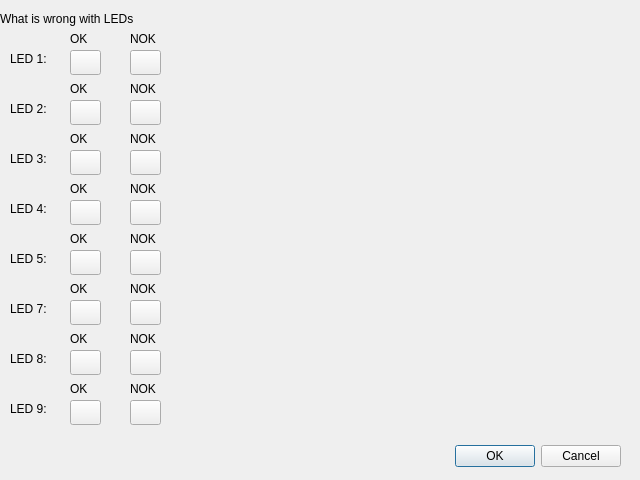
The window that dialogled.ui (JakobGerjolj/SideMountTestGUI) describes before a commit, drawn with Qt 5.
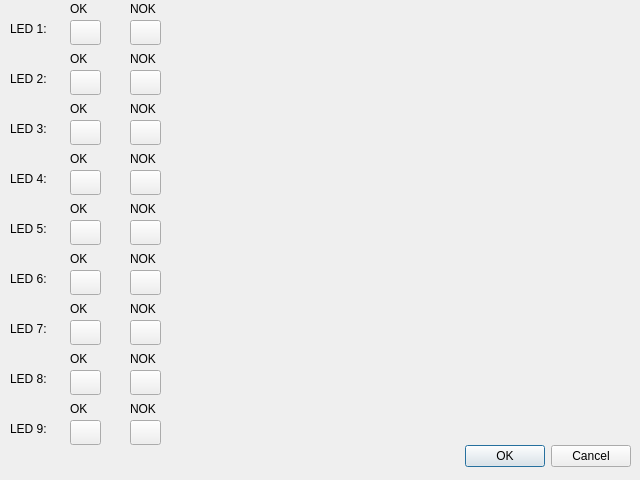
The same window after the commit.

Patch:
```diff
--- a/dialogled.ui
+++ b/dialogled.ui
@@ -16,9 +16,9 @@
   <widget class="QDialogButtonBox" name="buttonBox">
    <property name="geometry">
     <rect>
-     <x>0</x>
+     <x>450</x>
      <y>440</y>
-     <width>621</width>
+     <width>181</width>
      <height>32</height>
     </rect>
    </property>
@@ -29,24 +29,11 @@
     <set>QDialogButtonBox::Cancel|QDialogButtonBox::Ok</set>
    </property>
   </widget>
-  <widget class="QLabel" name="label">
-   <property name="geometry">
-    <rect>
-     <x>0</x>
-     <y>10</y>
-     <width>171</width>
-     <height>17</height>
-    </rect>
-   </property>
-   <property name="text">
-    <string>What is wrong with LEDs</string>
-   </property>
-  </widget>
   <widget class="QLabel" name="label_2">
    <property name="geometry">
     <rect>
      <x>10</x>
-     <y>50</y>
+     <y>20</y>
      <width>51</width>
      <height>17</height>
     </rect>
@@ -59,7 +46,7 @@
    <property name="geometry">
     <rect>
      <x>70</x>
-     <y>50</y>
+     <y>20</y>
      <width>31</width>
      <height>25</height>
     </rect>
@@ -72,7 +59,7 @@
    <property name="geometry">
     <rect>
      <x>130</x>
-     <y>50</y>
+     <y>20</y>
      <width>31</width>
      <height>25</height>
     </rect>
@@ -85,7 +72,7 @@
    <property name="geometry">
     <rect>
      <x>70</x>
-     <y>30</y>
+     <y>0</y>
      <width>21</width>
      <height>17</height>
     </rect>
@@ -98,7 +85,7 @@
    <property name="geometry">
     <rect>
      <x>130</x>
-     <y>30</y>
+     <y>0</y>
      <width>31</width>
      <height>17</height>
     </rect>
@@ -111,7 +98,7 @@
    <property name="geometry">
     <rect>
      <x>70</x>
-     <y>80</y>
+     <y>50</y>
      <width>21</width>
      <height>17</height>
     </rect>
@@ -124,7 +111,7 @@
    <property name="geometry">
     <rect>
      <x>130</x>
-     <y>100</y>
+     <y>70</y>
      <width>31</width>
      <height>25</height>
     </rect>
@@ -137,7 +124,7 @@
    <property name="geometry">
     <rect>
      <x>10</x>
-     <y>100</y>
+     <y>70</y>
      <width>51</width>
      <height>17</height>
     </rect>
@@ -150,7 +137,7 @@
    <property name="geometry">
     <rect>
      <x>130</x>
-     <y>80</y>
+     <y>50</y>
      <width>31</width>
      <height>17</height>
     </rect>
@@ -163,7 +150,7 @@
    <property name="geometry">
     <rect>
      <x>70</x>
-     <y>100</y>
+     <y>70</y>
      <width>31</width>
      <height>25</height>
     </rect>
@@ -176,7 +163,7 @@
    <property name="geometry">
     <rect>
      <x>70</x>
-     <y>130</y>
+     <y>100</y>
      <width>21</width>
      <height>17</height>
     </rect>
@@ -189,7 +176,7 @@
    <property name="geometry">
     <rect>
      <x>70</x>
-     <y>150</y>
+     <y>120</y>
      <width>31</width>
      <height>25</height>
     </rect>
@@ -202,7 +189,7 @@
    <property name="geometry">
     <rect>
      <x>10</x>
-     <y>150</y>
+     <y>120</y>
      <width>51</width>
      <height>17</height>
     </rect>
@@ -215,7 +202,7 @@
    <property name="geometry">
     <rect>
      <x>130</x>
-     <y>130</y>
+     <y>100</y>
      <width>31</width>
      <height>17</height>
     </rect>
@@ -228,7 +215,7 @@
    <property name="geometry">
     <rect>
      <x>130</x>
-     <y>150</y>
+     <y>120</y>
      <width>31</width>
      <height>25</height>
     </rect>
@@ -241,7 +228,7 @@
    <property name="geometry">
     <rect>
      <x>70</x>
-     <y>180</y>
+     <y>150</y>
      <width>21</width>
      <height>17</height>
     </rect>
@@ -254,7 +241,7 @@
    <property name="geometry">
     <rect>
      <x>70</x>
-     <y>200</y>
+     <y>170</y>
      <width>31</width>
      <height>25</height>
     </rect>
@@ -267,7 +254,7 @@
    <property name="geometry">
     <rect>
      <x>10</x>
-     <y>200</y>
+     <y>170</y>
      <width>51</width>
      <height>17</height>
     </rect>
@@ -280,7 +267,7 @@
    <property name="geometry">
     <rect>
      <x>130</x>
-     <y>180</y>
+     <y>150</y>
      <width>31</width>
      <height>17</height>
     </rect>
@@ -293,7 +280,7 @@
    <property name="geometry">
     <rect>
      <x>130</x>
-     <y>200</y>
+     <y>170</y>
      <width>31</width>
      <height>25</height>
     </rect>
@@ -306,7 +293,7 @@
    <property name="geometry">
     <rect>
      <x>70</x>
-     <y>230</y>
+     <y>200</y>
      <width>21</width>
      <height>17</height>
     </rect>
@@ -319,7 +306,7 @@
    <property name="geometry">
     <rect>
      <x>70</x>
-     <y>250</y>
+     <y>220</y>
      <width>31</width>
      <height>25</height>
     </rect>
@@ -332,7 +319,7 @@
    <property name="geometry">
     <rect>
      <x>10</x>
-     <y>250</y>
+     <y>220</y>
      <width>51</width>
      <height>17</height>
     </rect>
@@ -345,7 +332,7 @@
    <property name="geometry">
     <rect>
      <x>130</x>
-     <y>230</y>
+     <y>200</y>
      <width>31</width>
      <height>17</height>
     </rect>
@@ -358,7 +345,7 @@
    <property name="geometry">
     <rect>
      <x>130</x>
-     <y>250</y>
+     <y>220</y>
      <width>31</width>
      <height>25</height>
     </rect>
@@ -371,7 +358,7 @@
    <property name="geometry">
     <rect>
      <x>70</x>
-     <y>280</y>
+     <y>300</y>
      <width>21</width>
      <height>17</height>
     </rect>
@@ -384,7 +371,7 @@
    <property name="geometry">
     <rect>
      <x>70</x>
-     <y>300</y>
+     <y>320</y>
      <width>31</width>
      <height>25</height>
     </rect>
@@ -397,7 +384,7 @@
    <property name="geometry">
     <rect>
      <x>10</x>
-     <y>300</y>
+     <y>320</y>
      <width>51</width>
      <height>17</height>
     </rect>
@@ -410,7 +397,7 @@
    <property name="geometry">
     <rect>
      <x>130</x>
-     <y>280</y>
+     <y>300</y>
      <width>31</width>
      <height>17</height>
     </rect>
@@ -423,7 +410,7 @@
    <property name="geometry">
     <rect>
      <x>130</x>
-     <y>300</y>
+     <y>320</y>
      <width>31</width>
      <height>25</height>
     </rect>
@@ -436,7 +423,7 @@
    <property name="geometry">
     <rect>
      <x>70</x>
-     <y>330</y>
+     <y>350</y>
      <width>21</width>
      <height>17</height>
     </rect>
@@ -449,7 +436,7 @@
    <property name="geometry">
     <rect>
      <x>70</x>
-     <y>350</y>
+     <y>370</y>
      <width>31</width>
      <height>25</height>
     </rect>
@@ -462,7 +449,7 @@
    <property name="geometry">
     <rect>
      <x>10</x>
-     <y>350</y>
+     <y>370</y>
      <width>51</width>
      <height>17</height>
     </rect>
@@ -475,7 +462,7 @@
    <property name="geometry">
     <rect>
      <x>130</x>
-     <y>330</y>
+     <y>350</y>
      <width>31</width>
      <height>17</height>
     </rect>
@@ -488,7 +475,7 @@
    <property name="geometry">
     <rect>
      <x>130</x>
-     <y>350</y>
+     <y>370</y>
      <width>31</width>
      <height>25</height>
     </rect>
@@ -501,7 +488,7 @@
    <property name="geometry">
     <rect>
      <x>70</x>
-     <y>400</y>
+     <y>420</y>
      <width>31</width>
      <height>25</height>
     </rect>
@@ -514,7 +501,7 @@
    <property name="geometry">
     <rect>
      <x>130</x>
-     <y>380</y>
+     <y>400</y>
      <width>31</width>
      <height>17</height>
     </rect>
@@ -527,7 +514,7 @@
    <property name="geometry">
     <rect>
      <x>130</x>
-     <y>400</y>
+     <y>420</y>
      <width>31</width>
      <height>25</height>
     </rect>
@@ -540,7 +527,7 @@
    <property name="geometry">
     <rect>
      <x>10</x>
-     <y>400</y>
+     <y>420</y>
      <width>51</width>
      <height>17</height>
     </rect>
@@ -553,7 +540,7 @@
    <property name="geometry">
     <rect>
      <x>70</x>
-     <y>380</y>
+     <y>400</y>
      <width>21</width>
      <height>17</height>
     </rect>
@@ -562,6 +549,71 @@
     <string>OK</string>
    </property>
   </widget>
+  <widget class="QLabel" name="label_16">
+   <property name="geometry">
+    <rect>
+     <x>10</x>
+     <y>270</y>
+     <width>51</width>
+     <height>17</height>
+    </rect>
+   </property>
+   <property name="text">
+    <string>LED 6:</string>
+   </property>
+  </widget>
+  <widget class="QPushButton" name="led6_NOK">
+   <property name="geometry">
+    <rect>
+     <x>130</x>
+     <y>270</y>
+     <width>31</width>
+     <height>25</height>
+    </rect>
+   </property>
+   <property name="text">
+    <string/>
+   </property>
+  </widget>
+  <widget class="QPushButton" name="led6_OK">
+   <property name="geometry">
+    <rect>
+     <x>70</x>
+     <y>270</y>
+     <width>31</width>
+     <height>25</height>
+    </rect>
+   </property>
+   <property name="text">
+    <string/>
+   </property>
+  </widget>
+  <widget class="QLabel" name="led6_OK_label">
+   <property name="geometry">
+    <rect>
+     <x>70</x>
+     <y>250</y>
+     <width>21</width>
+     <height>17</height>
+    </rect>
+   </property>
+   <property name="text">
+    <string>OK</string>
+   </property>
+  </widget>
+  <widget class="QLabel" name="led6_NOK_label">
+   <property name="geometry">
+    <rect>
+     <x>130</x>
+     <y>250</y>
+     <width>31</width>
+     <height>17</height>
+    </rect>
+   </property>
+   <property name="text">
+    <string>NOK</string>
+   </property>
+  </widget>
  </widget>
  <resources/>
  <connections>
```
